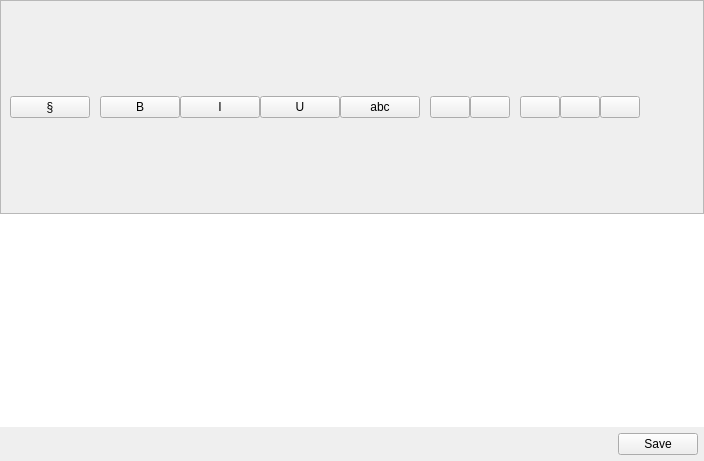
First picture: the form in labnote/ui/qt_ui/widget/texteditor.ui, repository drs/LabNote, before the edit.
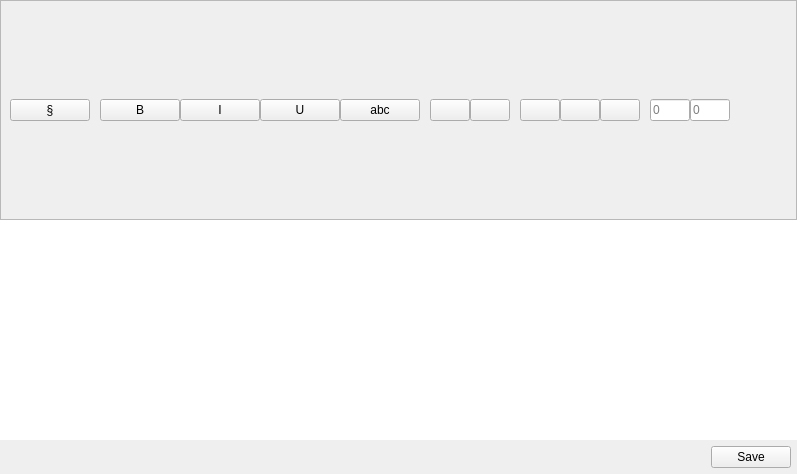
Second picture: the form after the edit.

What changed in the file:
```diff
--- a/labnote/ui/qt_ui/widget/texteditor.ui
+++ b/labnote/ui/qt_ui/widget/texteditor.ui
@@ -6,8 +6,8 @@
    <rect>
     <x>0</x>
     <y>0</y>
-    <width>704</width>
-    <height>461</height>
+    <width>797</width>
+    <height>474</height>
    </rect>
   </property>
   <property name="windowTitle">
@@ -219,6 +219,60 @@
         </property>
        </widget>
       </item>
+      <item>
+       <widget class="QWidget" name="widget_5" native="true">
+        <property name="minimumSize">
+         <size>
+          <width>10</width>
+          <height>0</height>
+         </size>
+        </property>
+        <property name="maximumSize">
+         <size>
+          <width>10</width>
+          <height>16777215</height>
+         </size>
+        </property>
+       </widget>
+      </item>
+      <item>
+       <widget class="QLineEdit" name="txt_width">
+        <property name="minimumSize">
+         <size>
+          <width>40</width>
+          <height>0</height>
+         </size>
+        </property>
+        <property name="maximumSize">
+         <size>
+          <width>40</width>
+          <height>16777215</height>
+         </size>
+        </property>
+        <property name="placeholderText">
+         <string>0</string>
+        </property>
+       </widget>
+      </item>
+      <item>
+       <widget class="QLineEdit" name="txt_height">
+        <property name="minimumSize">
+         <size>
+          <width>40</width>
+          <height>0</height>
+         </size>
+        </property>
+        <property name="maximumSize">
+         <size>
+          <width>40</width>
+          <height>16777215</height>
+         </size>
+        </property>
+        <property name="placeholderText">
+         <string>0</string>
+        </property>
+       </widget>
+      </item>
       <item>
        <spacer name="horizontalSpacer">
         <property name="orientation">
```
